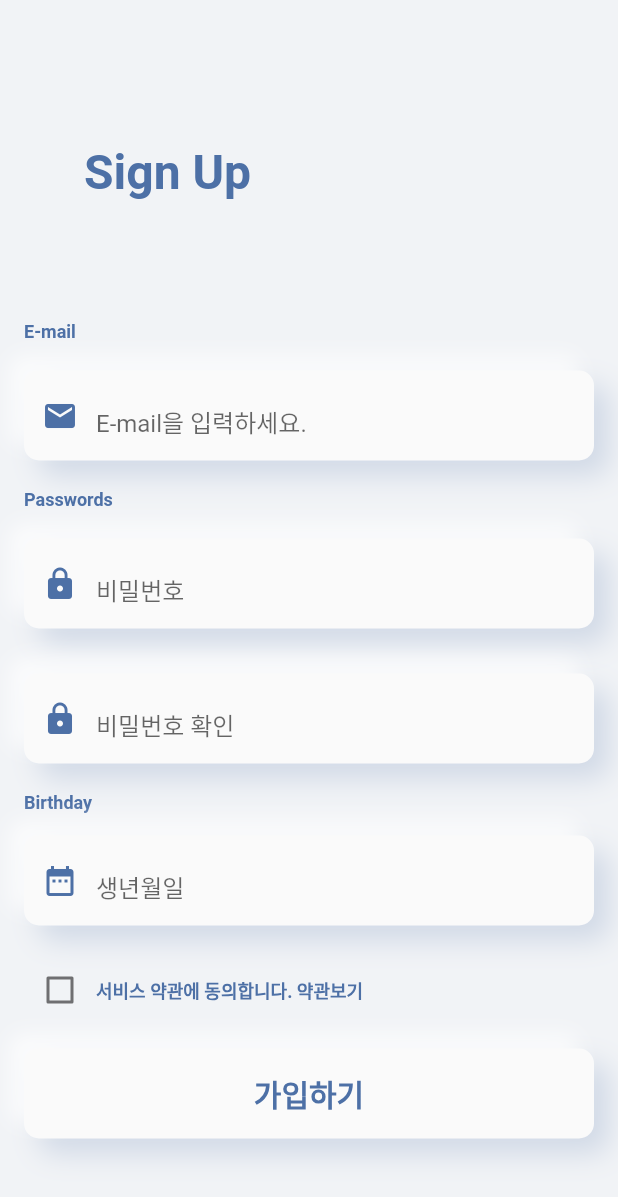
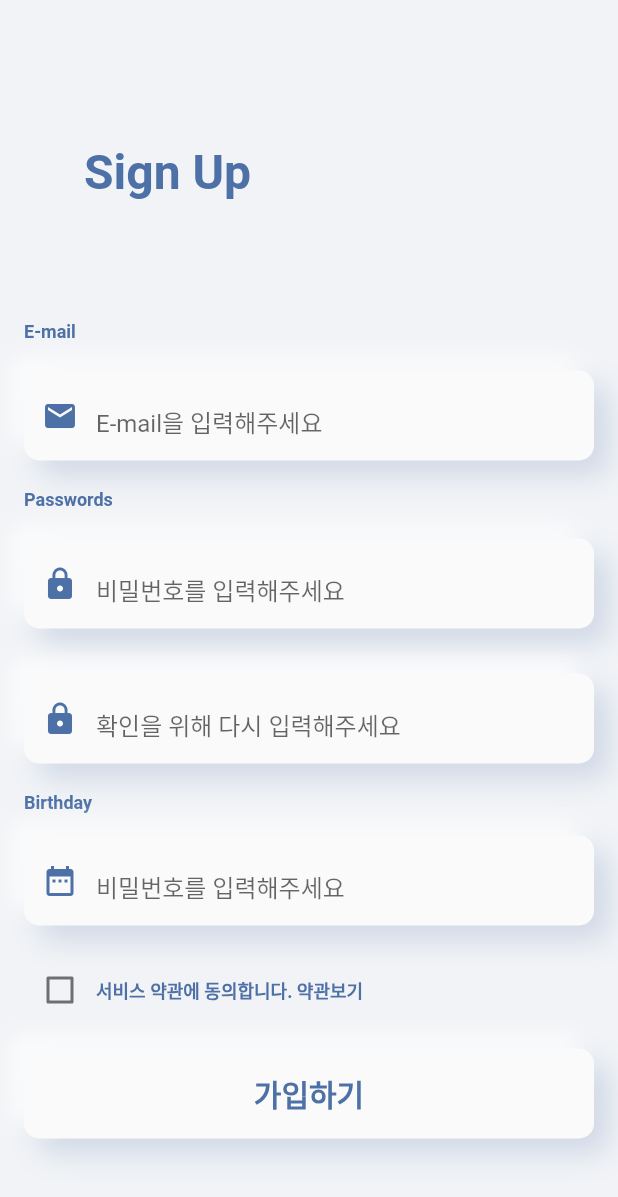
Before and after one commit to kgoon/flutter_bundang, a Flutter app: the screen it shows after launch, after a tap on an icon or button, on a phone screen of 412 x 824 dp. Shown: the top 1197 px of the screen. Run offline on Flutter 3.47's test engine with Material 2 defaults, Android fonts, the phone set to English and light mode, and no system bars; drawn by our look-alikes of auto_size_text; our stand-ins replace font_awesome_flutter; Roboto replaces fonts that are missing (KakaoRegular).

Commit message:
i_user_textfield 다시 설정

```diff
--- a/lib/login_page.dart
+++ b/lib/login_page.dart
@@ -2,6 +2,7 @@ import 'package:auto_size_text/auto_size_text.dart';
 import 'package:flutter/material.dart';
 import 'package:flutter_bundang/signup_page.dart';
 import 'package:flutter_bundang/ui_setting/i_set_color.dart';
+import 'package:flutter_bundang/ui_setting/i_set_color.dart' as prefix0;
 import 'package:flutter_bundang/ui_setting/i_set_icon.dart';
 import 'package:flutter_bundang/ui_setting/i_set_text.dart';
 import 'package:flutter_bundang/widgets/i_margin.dart';
@@ -48,43 +49,24 @@ class LoginPage extends StatelessWidget {
               ),
               Text(
                 'E-mail',
-                style: ISetText.subTitle.copyWith(color: Color(0xFF4D70A6)),
+                style: ISetText.subTitle,
               ),
               iHeightSmall,
               IUserTextField(
-                child: TextField(
-                  cursorColor: mainColor_900,
-                  decoration: InputDecoration(
-                    border: InputBorder.none,
-                    contentPadding: EdgeInsets.only(top: 16),
-                    prefixIcon: Icon(
-                      Icons.email,
-                      color: mainColor_900,
-                    ),
-                    hintText: "E-mail을 입력하세요.",
-                  ),
-                ),
+                obscureText: false,
+                prefixIcon: Icon(Icons.email, color: mainColor_900,),
+                hintText: 'E-mail을 입력해주세요',
               ),
               iHeightSmall,
               Text(
                 'Passwords',
-                style: ISetText.subTitle.copyWith(color: Color(0xFF4D70A6)),
+                style: ISetText.subTitle,
               ),
               iHeightSmall,
               IUserTextField(
-                child: TextField(
-                  obscureText: true,
-                  cursorColor: mainColor_900,
-                  decoration: InputDecoration(
-                    border: InputBorder.none,
-                    contentPadding: EdgeInsets.only(top: 16),
-                    prefixIcon: Icon(
-                      Icons.lock,
-                      color: mainColor_900,
-                    ),
-                    hintText: '패스워드를 입력하세요.',
-                  ),
-                ),
+                obscureText: true,
+                prefixIcon: Icon(Icons.lock, color: mainColor_900,),
+                hintText: '비밀번호를 입력해주세요',
               ),
               Container(
                 padding: EdgeInsets.symmetric(horizontal: 8, vertical: 8),
@@ -92,7 +74,7 @@ class LoginPage extends StatelessWidget {
                 child: InkWell(
                   child: Text(
                     '비밀번호를 잊어버리셨나요?',
-                    style: ISetText.subTitle.copyWith(color: fontColor_900),
+                    style: ISetText.subTitle,
                   ),
                 ),
               ),
--- a/lib/signup_page.dart
+++ b/lib/signup_page.dart
@@ -40,78 +40,39 @@ class _SignUpPageState extends State<SignUpPage> {
               ),
               Text(
                 'E-mail',
-                style: ISetText.subTitle.copyWith(color: Color(0xFF4D70A6)),
+                style: ISetText.subTitle,
               ),
               iHeightSmall,
               IUserTextField(
-                child: TextField(
-                  cursorColor: mainColor_900,
-                  decoration: InputDecoration(
-                    border: InputBorder.none,
-                    contentPadding: EdgeInsets.only(top: 16),
-                    prefixIcon: Icon(
-                      Icons.email,
-                      color: mainColor_900,
-                    ),
-                    hintText: "E-mail을 입력하세요.",
-                  ),
-                ),
+                obscureText: false,
+                prefixIcon: Icon(Icons.email, color: mainColor_900,),
+                hintText: 'E-mail을 입력해주세요',
               ),
               iHeightSmall,
               Text(
                 'Passwords',
-                style: ISetText.subTitle.copyWith(color: Color(0xFF4D70A6)),
+                style: ISetText.subTitle,
               ),
               iHeightSmall,
               IUserTextField(
-                child: TextField(
-                  obscureText: true,
-                  cursorColor: mainColor_900,
-                  decoration: InputDecoration(
-                    border: InputBorder.none,
-                    contentPadding: EdgeInsets.only(top: 16),
-                    prefixIcon: Icon(
-                      Icons.lock,
-                      color: mainColor_900,
-                    ),
-                    hintText: '비밀번호',
-                  ),
-                ),
+                obscureText: true,
+                prefixIcon: Icon(Icons.lock, color: mainColor_900,),
+                hintText: '비밀번호를 입력해주세요',
               ),
               IUserTextField(
-                child: TextField(
-                  obscureText: true,
-                  cursorColor: mainColor_900,
-                  decoration: InputDecoration(
-                    border: InputBorder.none,
-                    contentPadding: EdgeInsets.only(top: 16),
-                    prefixIcon: Icon(
-                      Icons.lock,
-                      color: mainColor_900,
-                    ),
-                    hintText: '비밀번호 확인',
-                  ),
-                ),
+                obscureText: true,
+                prefixIcon: Icon(Icons.lock, color: mainColor_900,),
+                hintText: '확인을 위해 다시 입력해주세요',
               ),
               iHeightSmall,
               Text(
                 'Birthday',
-                style: ISetText.subTitle.copyWith(color: Color(0xFF4D70A6)),
+                style: ISetText.subTitle,
               ),
               IUserTextField(
-                child: TextField(
-                  obscureText: true,
-                  cursorColor: mainColor_900,
-                  decoration: InputDecoration(
-                    border: InputBorder.none,
-                    contentPadding: EdgeInsets.only(top: 16),
-                    prefixIcon: Icon(
-                      Icons.date_range,
-                      color: mainColor_900,
-                    ),
-                    hintText: '생년월일',
-                  ),
-                ),
+                obscureText: false,
+                prefixIcon: Icon(Icons.date_range, color: mainColor_900,),
+                hintText: '비밀번호를 입력해주세요',
               ),
               iHeightSmall,
               Row(
--- a/lib/widgets/i_user_textfield.dart
+++ b/lib/widgets/i_user_textfield.dart
@@ -5,9 +5,11 @@ import 'package:flutter_bundang/ui_setting/i_set_color.dart';
 
 class IUserTextField extends StatelessWidget {
 
-  final child;
+  final obscureText;
+  final prefixIcon;
+  final hintText;
 
-  IUserTextField({@required this.child});
+  IUserTextField({@required this.prefixIcon, @required this.hintText, @required this.obscureText});
 
   @override
   Widget build(BuildContext context) {
@@ -29,7 +31,16 @@ class IUserTextField extends StatelessWidget {
                 color: Color.fromARGB(170, 255, 255, 255),
                 blurRadius: 10),
           ]),
-      child: child
+      child: TextField(
+        obscureText: obscureText,
+        cursorColor: mainColor_900,
+        decoration: InputDecoration(
+          border: InputBorder.none,
+          contentPadding: EdgeInsets.only(top: 16),
+          prefixIcon: prefixIcon,
+          hintText: hintText,
+        ),
+      ),
     );
   }
 }
```
